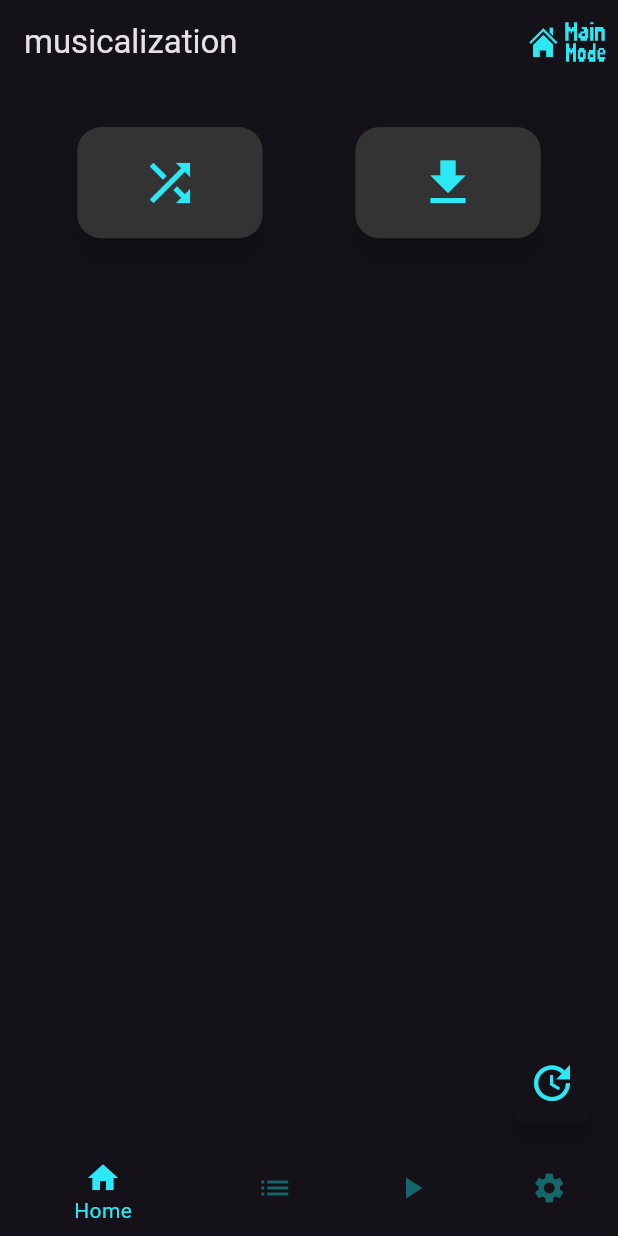
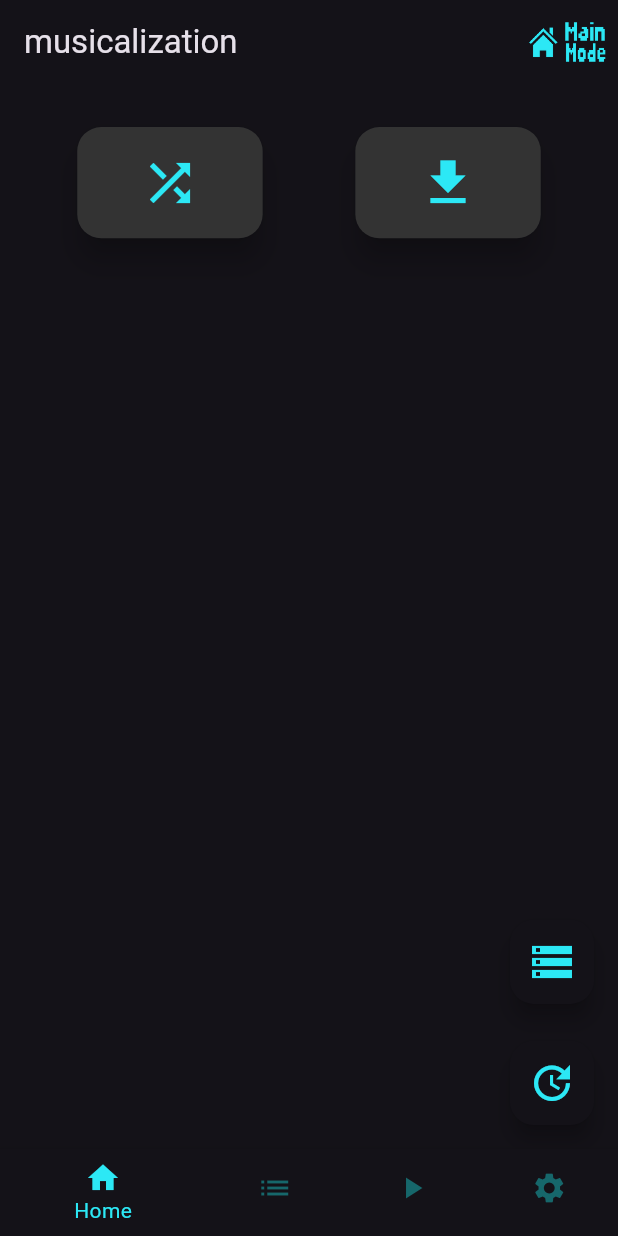
Before and after one commit to Rerurate514/remusicalization, a Flutter app: the screen it shows after launch, on a phone screen of 412 x 824 dp. Run offline on Flutter 3.47's test engine with Material 3 defaults, Android fonts, the phone set to English and light mode, and no system bars; our stand-ins replace audioplayers, file_picker, flutter_riverpod, image_picker, permission_handler, realm; missing offline and left inert: matrix_gesture_detector, youtube_explode_dart; generated files the repository leaves out were written again.

Commit message:
ファイルのインポート機能を追加

```diff
--- a/lib/pages/HomePage.dart
+++ b/lib/pages/HomePage.dart
@@ -6,6 +6,7 @@ import 'package:musicalization/Widgets/ScrollableMusicList.dart';
 import 'package:musicalization/Widgets/standardSpace.dart';
 import 'package:musicalization/components/HomePage/ytDownloaderDialog.dart';
 import 'package:musicalization/enums/transition.dart';
+import 'package:musicalization/logic/fileImporter.dart';
 import 'package:musicalization/logic/musicPlayer.dart';
 import 'package:musicalization/logic/realm/realmUpdater.dart';
 import 'package:musicalization/models/schema.dart';
@@ -39,6 +40,11 @@ class _HomePageState extends State<HomePage> {
 
   void _onUpdateBtnTapped() async {
     initList();
+  }
+
+  void _onImportButtonTapped(){
+    final importer = FileImporter();
+    importer.importFileFromLocal();
   }
 
   Future<List<Music>> _updateMusicList() async {
@@ -86,7 +92,19 @@ class _HomePageState extends State<HomePage> {
           ],
         )
       ),
-      floatingActionButton: FloatingActionButton(
+      floatingActionButton: Column(
+        mainAxisAlignment: MainAxisAlignment.end,
+        children: [
+          FloatingActionButton(
+            backgroundColor: Theme.of(context).cardColor,
+            onPressed: _onImportButtonTapped,
+            child: const Icon(
+              Icons.storage,
+              size: 32,
+            ),
+          ),
+          const StandardSpace(),
+          FloatingActionButton(
             backgroundColor: Theme.of(context).cardColor,
             onPressed: _onUpdateBtnTapped,
             child: const Icon(
@@ -94,6 +112,8 @@ class _HomePageState extends State<HomePage> {
               size: 32,
             ),
           ),
+        ],
+      )
     );
   }
 
```
Also changed, not shown: lib/logic/fileImporter.dart (added, +45 -0 lines). Lines whose indentation alone changed are shown as unchanged.
